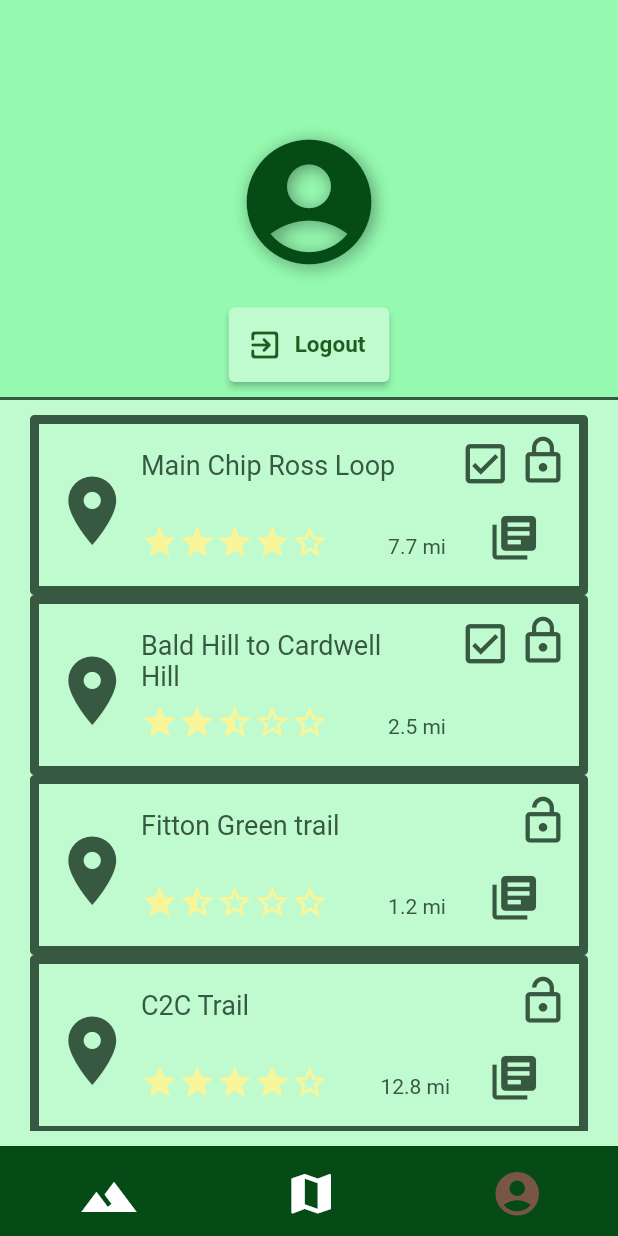
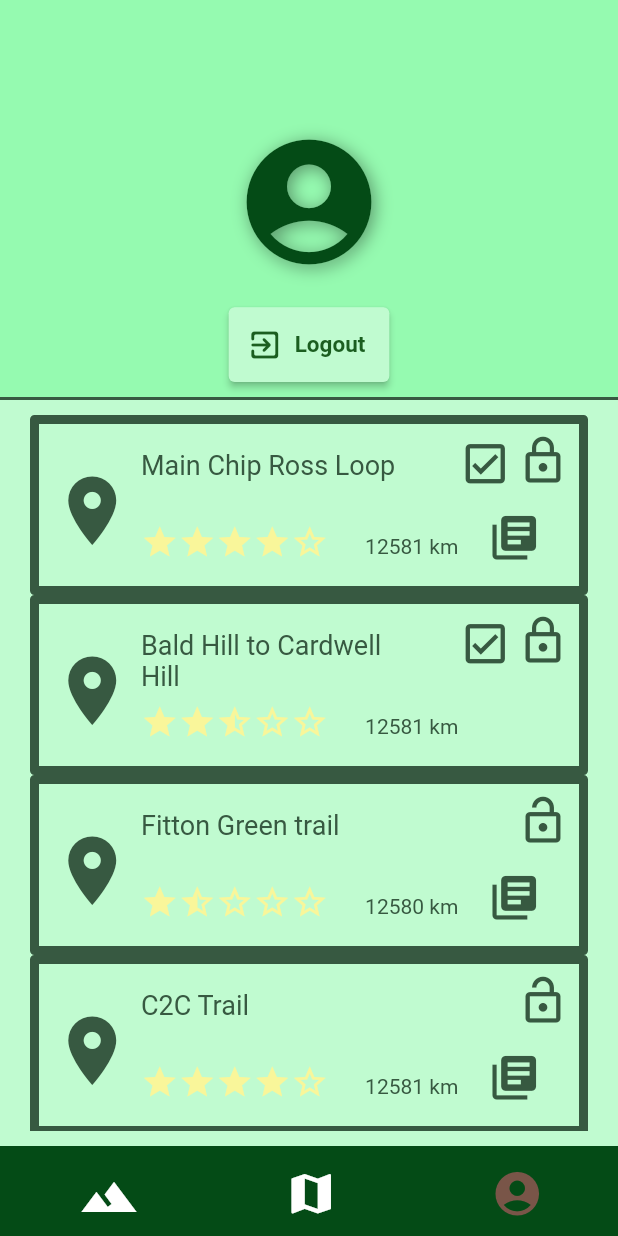
Before and after one commit to stackunderfl0w/hiking_app, a Flutter app: the screen it shows once a user with an empty profile is signed in, item 3 of the bottom bar chosen, on a phone screen of 412 x 824 dp. Run offline on Flutter 3.47's test engine with Material 2 defaults, Android fonts, the phone set to English and light mode, and no system bars; drawn by our look-alikes of flutter_rating_bar; our stand-ins replace email_validator, firebase_auth, firebase_core, flutter_map, latlong2; missing offline and left inert: background_location, flutter_map_line_editor, flutter_map_tile_caching; accounts and stored records are empty; network calls fail; statements that could not run were skipped.

Commit message:
Modify the placeholder list of hikes. Rename hike distance to length. Calculate length on hike creation. Smooth out point addition while hiking. Add nonfuncitonal finish page.

```diff
--- a/lib/Classes/HikeData.dart
+++ b/lib/Classes/HikeData.dart
@@ -1,29 +1,11 @@
 import 'package:latlong2/latlong.dart';
-/*class HikePoint{
-  //Types subject to change
-  LatLng point;
-  double time;
-  HikePoint({required this.point, this.time=0});
-}*/
-/*class HikeDraft{
-  String title = 'Hike Title';
-  String owner = 'Admin';
-  late List<LatLng> points;
-  // this is not necessary and just left as a reference for me
-  HikeDraft( this.title,List<LatLng> p){
-    points=[];
-    for ( var i in p ) {
-      points.add( i);
-    }
-  }
-}*/
+
 class HikeData {
   String title = 'Hike Title';
   String owner = 'Admin';
   bool owned=true;
 
-  //Miles
-  double distance=0;
+  double length=0;
   //1-5
   double difficulty = 0;
   bool comments = true;
@@ -35,7 +17,11 @@ class HikeData {
 
 
 
-  HikeData({required this.title, required this.points, required this.difficulty, required this.private, required this.distance, required this.comments, required this.owned});
+  HikeData({required this.title, required this.points, required this.difficulty, required this.private, required this.comments, required this.owned}){
+    for(var i=1; i<points.length; i++) {
+      length+=Distance().distance(points[i], points[i-1])/1000;
+    }
+  }
   HikeData.draft({required this.title, required this.points }){
     difficulty=0;
     private=true;
--- a/lib/Pages/ProfilePage/Custom_Widgets/PPHikeWidget.dart
+++ b/lib/Pages/ProfilePage/Custom_Widgets/PPHikeWidget.dart
@@ -1,6 +1,8 @@
 import 'package:flutter/material.dart';
+import 'package:hiking_app/location.dart';
 import '../../../Classes/HikeData.dart';
 import 'package:flutter_rating_bar/flutter_rating_bar.dart';
+import 'package:latlong2/latlong.dart';
 
 //**Profile Page Hike Object Widget
 class PPHikeWidget extends StatelessWidget {
@@ -113,7 +115,7 @@ class PPHikeWidget extends StatelessWidget {
                   Align(
                     alignment: const Alignment(0.3, 0.6),
                     child: Text(
-                      '${hikedata.distance} mi',
+                      '${ (Distance().distance(hikedata.points.first,current_LatLng)/1000).toStringAsFixed(0)} km',
                       textAlign: TextAlign.center,
                       maxLines: 1,
                       style: const TextStyle(
--- a/lib/Pages/ProfilePage/profile_page.dart
+++ b/lib/Pages/ProfilePage/profile_page.dart
@@ -24,12 +24,12 @@ class _ProfilePageWidgetState extends State<ProfilePageWidget> {
 
   //
   final List<HikeData> _hikesList = [
-    HikeData(title: 'Main Chip Ross Loop', points: [LatLng(0, 0)], difficulty: 4.0, private: true, distance: 7.7, comments: true, owned: true),
-    HikeData(title: 'Bald Hill to Cardwell Hill', points: [LatLng(0, 0)], difficulty: 2.5, private: true, distance: 2.5, comments: false, owned: true),
-    HikeData(title: 'Fitton Green trail', points: [LatLng(0, 0)], difficulty: 1.5, private: false, distance: 1.2, comments: true, owned: false),
-    HikeData(title: 'C2C Trail', points: [LatLng(0, 0)], difficulty: 4.0, private: false, distance: 12.8, comments: true, owned: false),
-    HikeData(title: 'McDonald Farm', points: [LatLng(0, 0)], difficulty: 3.5, private: false, distance: 4.8, comments: true, owned: true),
-    HikeData(title: 'Muddy Road', points: [LatLng(0, 0)], difficulty: 1.0, private: true, distance: 0.3, comments: false, owned: true),
+    HikeData(title: 'Main Chip Ross Loop', points: [LatLng(44.54534, -123.27086)], difficulty: 4.0, private: true, comments: true, owned: true),
+    HikeData(title: 'Bald Hill to Cardwell Hill', points: [LatLng(44.55534, -123.27286)], difficulty: 2.5, private: true, comments: false, owned: true),
+    HikeData(title: 'Fitton Green trail', points: [LatLng(44.55334, -123.27086)], difficulty: 1.5, private: false, comments: true, owned: false),
+    HikeData(title: 'C2C Trail', points: [LatLng(44.53534, -123.27086)], difficulty: 4.0, private: false, comments: true, owned: false),
+    HikeData(title: 'McDonald Farm', points: [LatLng(44.55634, -123.27186)], difficulty: 3.5, private: false, comments: true, owned: true),
+    HikeData(title: 'Muddy Road', points: [LatLng(44.55934, -123.27386)], difficulty: 1.0, private: true, comments: false, owned: true),
   ];
   //
 
```
Also changed, not shown: lib/hiking.dart (+25 -10 lines).
